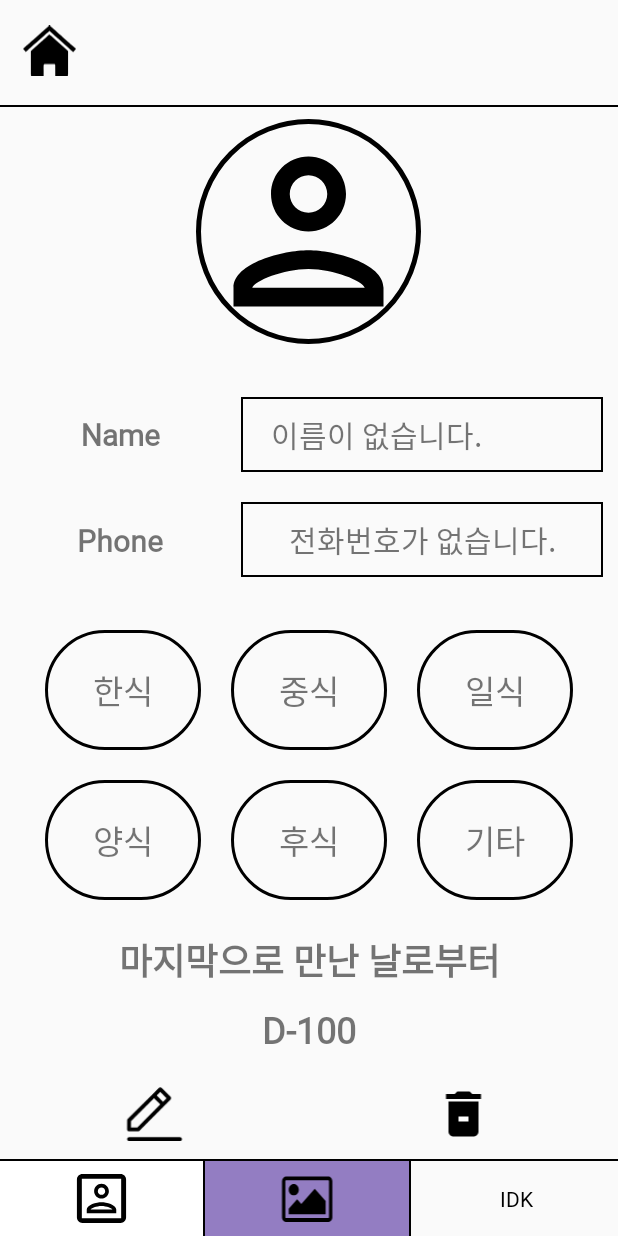
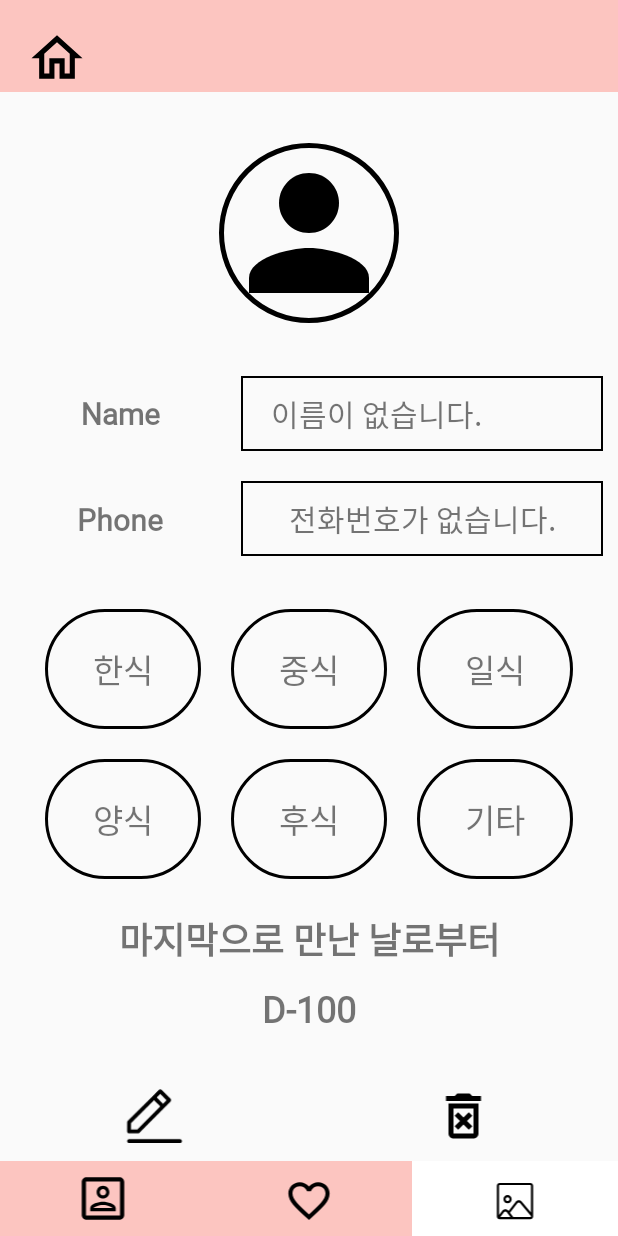
Before and after one commit to editadiary/bapmuksa, an Android app: the ContactDetailActivity screen opened directly, with no data from a screen before it, on a phone screen of 412 x 824 dp. Run offline under Robolectric (Android 15) with nearby library versions, the phone set to English and light mode, and no system bars; our stand-ins replace CircleImageView.

Commit message:
design 하는 중

```diff
--- a/app/src/main/java/com/example/myapplication/Contact/ContactAdapter.java
+++ b/app/src/main/java/com/example/myapplication/Contact/ContactAdapter.java
@@ -1,6 +1,5 @@
 package com.example.myapplication.Contact;
 
-import android.content.Intent;
 import android.view.Gravity;
 import android.view.LayoutInflater;
 import android.view.View;
@@ -41,7 +40,7 @@ public class ContactAdapter extends RecyclerView.Adapter<ContactAdapter.ContactV
 
         @Override
         public void onClick(View v) {
-            listener.onClick(v, getAdapterPosition());
+            listener.onClick(v, getAbsoluteAdapterPosition());
         }
     }
 
--- a/app/src/main/java/com/example/myapplication/TabFragment.java
+++ b/app/src/main/java/com/example/myapplication/TabFragment.java
@@ -24,13 +24,13 @@ public class TabFragment extends Fragment implements View.OnClickListener {
         View view = inflater.inflate(R.layout.tab_fragment, container, false);
         ContactBtn = view.findViewById(R.id.ic_person_square);
         ContactBtn.setOnClickListener(this);
-        if(currentTab == 1) ContactBtn.setBackgroundResource(R.color.color1);
-        else ContactBtn.setBackgroundResource(R.color.white);
+        if(currentTab == 1) ContactBtn.setBackgroundResource(R.color.white);
+        else ContactBtn.setBackgroundResource(R.color.transparent);
 
-        GalleryBtn = view.findViewById(R.id.ic_picture);
+        GalleryBtn = view.findViewById(R.id.ic_gallery);
         GalleryBtn.setOnClickListener(this);
-        if(currentTab == 2) GalleryBtn.setBackgroundResource(R.color.color1);
-        else GalleryBtn.setBackgroundResource(R.color.white);
+        if(currentTab == 2) GalleryBtn.setBackgroundResource(R.color.white);
+        else GalleryBtn.setBackgroundResource(R.color.transparent);
 
         return view;
     }
@@ -47,7 +47,7 @@ public class TabFragment extends Fragment implements View.OnClickListener {
             stack_page.push(1); flag = false;
             intent = new Intent(activity, ContactActivity.class);
         }
-        else if (id == R.id.ic_picture && stack_page.peek() != 2) {
+        else if (id == R.id.ic_gallery && stack_page.peek() != 2) {
             currentTab = 2;
             stack_page.push(2); flag = false;
             intent = new Intent(activity, GalleryMainActivity.class);
--- a/app/src/main/java/com/example/myapplication/TopFragment.java
+++ b/app/src/main/java/com/example/myapplication/TopFragment.java
@@ -23,7 +23,7 @@ public class TopFragment extends Fragment implements View.OnClickListener {
 
         View view = inflater.inflate(R.layout.top_fragment, container, false);
 
-        HomeBtn = view.findViewById(R.id.ic_house);
+        HomeBtn = view.findViewById(R.id.ic_home);
         // PrevBtn = view.findViewById(R.id.ic_left_arrow);
 
         HomeBtn.setOnClickListener(this);
@@ -36,7 +36,7 @@ public class TopFragment extends Fragment implements View.OnClickListener {
         int id = v.getId();
         FragmentActivity activity = getActivity();
 
-        if(id == R.id.ic_house) {
+        if(id == R.id.ic_home) {
             Intent intent;
 
             if(stack_page.peek() == 0) return;
--- a/app/src/main/res/drawable/ic_delete.xml
+++ b/app/src/main/res/drawable/ic_delete.xml
@@ -4,10 +4,7 @@
     android:viewportWidth="24"
     android:viewportHeight="24">
   <path
-      android:pathData="M15.5,4L14.5,3H9.5L8.5,4H5V6H19V4H15.5ZM6,19C6,20.1 6.9,21 8,21H16C17.1,21 18,20.1 18,19V7H6V19Z"
+      android:pathData="M14.5,3L15.5,4H19V6H5V4H8.5L9.5,3H14.5ZM12,12.59L14.12,10.47L15.53,11.88L13.41,14L15.53,16.12L14.12,17.53L12,15.41L9.88,17.53L8.47,16.12L10.59,14L8.46,11.88L9.87,10.47L12,12.59ZM6,19C6,20.1 6.9,21 8,21H16C17.1,21 18,20.1 18,19V7H6V19ZM16,9H8V19H16V9Z"
       android:fillColor="#000000"
       android:fillType="evenOdd"/>
-  <path
-      android:pathData="M10,13H14V15H10V13Z"
-      android:fillColor="#ffffff"/>
 </vector>
--- /dev/null
+++ b/app/src/main/res/drawable/ic_emblemicons_svg_heart.xml
@@ -0,0 +1,10 @@
+<vector xmlns:android="http://schemas.android.com/apk/res/android"
+    android:width="24dp"
+    android:height="24dp"
+    android:viewportWidth="24"
+    android:viewportHeight="24">
+  <path
+      android:pathData="M12,5.881C12.981,4.729 14.484,4 16.05,4C18.822,4 21,6.178 21,8.95C21,12.349 17.945,15.12 13.316,19.317L13.305,19.327L12,20.515L10.695,19.336L10.66,19.304C6.044,15.11 3,12.343 3,8.95C3,6.178 5.178,4 7.95,4C9.516,4 11.019,4.729 12,5.881ZM12,18.085L12.09,17.995C16.374,14.116 19.2,11.551 19.2,8.95C19.2,7.15 17.85,5.8 16.05,5.8C14.664,5.8 13.314,6.691 12.846,7.924H11.163C10.686,6.691 9.336,5.8 7.95,5.8C6.15,5.8 4.8,7.15 4.8,8.95C4.8,11.551 7.626,14.116 11.91,17.995L12,18.085Z"
+      android:fillColor="#000000"
+      android:fillType="evenOdd"/>
+</vector>
--- /dev/null
+++ b/app/src/main/res/drawable/ic_gallery.xml
@@ -0,0 +1,12 @@
+<vector xmlns:android="http://schemas.android.com/apk/res/android"
+    android:width="100dp"
+    android:height="100dp"
+    android:viewportWidth="100"
+    android:viewportHeight="100">
+  <path
+      android:fillColor="#FF000000"
+      android:pathData="M78,18H22c-2.7,0 -5,2.2 -5,5V79c0,2.7 2.2,5 5,5H78c2.7,0 5,-2.2 5,-5V23C83,20.2 80.8,18 78,18zM23.3,80l6.9,-8.9c0.6,-0.7 1.4,-1.1 2.3,-1.1s1.8,0.4 2.3,1.1l6.9,8.9H23.3zM79,79c0,0.5 -0.4,1 -1,1H46.8l-5.9,-7.6l13.7,-17.7c0.5,-0.7 1.4,-1.1 2.2,-1.1c0.9,0 1.7,0.4 2.3,1L79,78.1V79zM79,71.9L62.1,52c-1.4,-1.6 -3.3,-2.5 -5.4,-2.4c-2.1,0 -4,1 -5.3,2.7l-13,16.8L38,68.6c-1.3,-1.7 -3.3,-2.7 -5.5,-2.7s-4.2,1 -5.5,2.7l-6,7.8V23c0,-0.5 0.4,-1 1,-1H78c0.5,0 1,0.4 1,1V71.9z"/>
+  <path
+      android:fillColor="#FF000000"
+      android:pathData="M36.5,40c-4.1,0 -7.5,3.4 -7.5,7.5s3.4,7.5 7.5,7.5s7.5,-3.4 7.5,-7.5S40.6,40 36.5,40zM36.5,51c-1.9,0 -3.5,-1.6 -3.5,-3.5s1.6,-3.5 3.5,-3.5s3.5,1.6 3.5,3.5S38.4,51 36.5,51z"/>
+</vector>
--- /dev/null
+++ b/app/src/main/res/drawable/ic_heart.xml
@@ -0,0 +1,10 @@
+<vector xmlns:android="http://schemas.android.com/apk/res/android"
+    android:width="24dp"
+    android:height="24dp"
+    android:viewportWidth="24"
+    android:viewportHeight="24">
+  <path
+      android:pathData="M12,5.881C12.981,4.729 14.484,4 16.05,4C18.822,4 21,6.178 21,8.95C21,12.349 17.945,15.12 13.316,19.317L13.305,19.327L12,20.515L10.695,19.336L10.66,19.304C6.044,15.11 3,12.343 3,8.95C3,6.178 5.178,4 7.95,4C9.516,4 11.019,4.729 12,5.881ZM12,18.085L12.09,17.995C16.374,14.116 19.2,11.551 19.2,8.95C19.2,7.15 17.85,5.8 16.05,5.8C14.664,5.8 13.314,6.691 12.846,7.924H11.163C10.686,6.691 9.336,5.8 7.95,5.8C6.15,5.8 4.8,7.15 4.8,8.95C4.8,11.551 7.626,14.116 11.91,17.995L12,18.085Z"
+      android:fillColor="#000000"
+      android:fillType="evenOdd"/>
+</vector>
--- /dev/null
+++ b/app/src/main/res/drawable/ic_home.xml
@@ -0,0 +1,10 @@
+<vector xmlns:android="http://schemas.android.com/apk/res/android"
+    android:width="24dp"
+    android:height="24dp"
+    android:viewportWidth="24"
+    android:viewportHeight="24">
+  <path
+      android:pathData="M5.7,12.1H3L12,4L21,12.1H18.3V19.3H12.9V13.9H11.1V19.3H5.7V12.1ZM16.5,10.471L12,6.421L7.5,10.471V17.5H9.3V12.1H14.7V17.5H16.5V10.471Z"
+      android:fillColor="#000000"
+      android:fillType="evenOdd"/>
+</vector>
--- a/app/src/main/res/drawable/ic_house.xml
+++ /dev/null
@@ -1,7 +0,0 @@
-<vector android:height="22.6125dp" android:viewportHeight="1206"
-    android:viewportWidth="1280" android:width="24dp" xmlns:android="http://schemas.android.com/apk/res/android">
-    <path android:fillColor="#000000"
-        android:pathData="M582.8,46c-28.2,25 -141.8,125.6 -252.3,223.5 -110.6,97.8 -216.5,191.7 -235.5,208.5 -19,16.8 -46,40.7 -60,53 -14,12.4 -27.6,24.5 -30.2,27l-4.8,4.5 33,37c18.1,20.3 33.6,36.9 34.3,36.9 0.8,-0.1 60.3,-52.1 132.3,-115.6 377.8,-333.2 438.8,-386.8 439.5,-386.6 0.4,0.2 47,41.3 103.6,91.4 56.5,50.1 184.2,163.1 283.6,251.2 99.4,88.1 181.2,160.2 181.7,160.2 0.5,-0 1.2,-0.5 1.5,-1 0.5,-0.8 1.1,-0.7 2.1,0.1 1.9,1.5 -1,4.5 33.9,-35.1 15.3,-17.3 29.3,-33.1 31.2,-35.1l3.4,-3.6 -83.8,-73.9c-46.1,-40.7 -154.4,-136.3 -240.8,-212.4 -86.3,-76.2 -191.9,-169.3 -234.7,-207l-77.6,-68.5 -4.5,-0 -4.5,-0 -51.4,45.5z" android:strokeColor="#00000000"/>
-    <path android:fillColor="#000000"
-        android:pathData="M570.7,275.9c-36.4,32.2 -137,121.3 -223.5,197.9l-157.2,139.3 0.2,287.2 0.3,287.2 2.2,4.1c1.2,2.3 4.1,5.8 6.4,7.7 8.3,7.2 -2.4,6.7 156.1,6.7l142.8,-0 0.2,-127.3c0.3,-126.6 0.3,-127.2 2.4,-131.7 2.6,-5.8 7.6,-10.8 13.4,-13.4 4.5,-2.1 5.2,-2.1 122.4,-2.4 130.4,-0.3 124.8,-0.5 132.2,6 5.2,4.6 8.1,9.7 9.3,16.3 0.8,4 1.1,45.4 1.1,129.2l0,123.3 148.4,-0.2 148.5,-0.3 3,-2.9c1.7,-1.6 4.5,-6.3 6.3,-10.5l3.3,-7.6 0.2,-286 0.2,-286 -224,-197.5c-127,-112 -224.9,-197.6 -226,-197.6 -1.3,-0.1 -24.7,20 -68.2,58.5z" android:strokeColor="#00000000"/>
-</vector>
--- a/app/src/main/res/drawable/ic_person.xml
+++ b/app/src/main/res/drawable/ic_person.xml
@@ -1,10 +1,12 @@
 <vector xmlns:android="http://schemas.android.com/apk/res/android"
-    android:width="24dp"
-    android:height="24dp"
+    android:width="12dp"
+    android:height="12dp"
     android:viewportWidth="24"
     android:viewportHeight="24">
   <path
-      android:pathData="M12,4C9.79,4 8,5.79 8,8C8,10.21 9.79,12 12,12C14.21,12 16,10.21 16,8C16,5.79 14.21,4 12,4ZM14,8C14,6.9 13.1,6 12,6C10.9,6 10,6.9 10,8C10,9.1 10.9,10 12,10C13.1,10 14,9.1 14,8ZM18,18C17.8,17.29 14.7,16 12,16C9.31,16 6.23,17.28 6,18H18ZM4,18C4,15.34 9.33,14 12,14C14.67,14 20,15.34 20,18V20H4V18Z"
-      android:fillColor="#000000"
-      android:fillType="evenOdd"/>
+      android:pathData="M12,4C9.79,4 8,5.79 8,8C8,10.21 9.79,12 12,12C14.21,12 16,10.21 16,8C16,5.79 14.21,4 12,4Z"
+      android:fillColor="#000000"/>
+  <path
+      android:pathData="M4,18C4,15.34 9.33,14 12,14C14.67,14 20,15.34 20,18V20H4V18Z"
+      android:fillColor="#000000"/>
 </vector>
--- a/app/src/main/res/drawable/ic_picture.xml
+++ /dev/null
@@ -1,9 +0,0 @@
-<vector xmlns:android="http://schemas.android.com/apk/res/android"
-    android:width="24dp"
-    android:height="24dp"
-    android:viewportWidth="149"
-    android:viewportHeight="132">
-  <path
-      android:fillColor="#FF000000"
-      android:pathData="M143.21,105.97c0,6.25 -5.11,11.36 -11.36,11.36H18.2c-6.25,0 -11.36,-5.11 -11.36,-11.36v-86.37c0,-6.25 5.11,-11.36 11.36,-11.36h113.64c6.25,0 11.36,5.11 11.36,11.36V105.97zM18.2,17.33c-1.21,0 -2.27,1.07 -2.27,2.27v86.37c0,1.21 1.07,2.27 2.27,2.27h113.64c1.2,0 2.27,-1.06 2.27,-2.27v-86.37c0,-1.2 -1.07,-2.27 -2.27,-2.27H18.2zM38.66,53.69c-7.53,0 -13.64,-6.11 -13.64,-13.64s6.11,-13.64 13.64,-13.64c7.53,0 13.63,6.11 13.63,13.64S46.19,53.69 38.66,53.69zM125.03,99.15H25.02V85.51l22.73,-22.72l11.36,11.36l36.37,-36.36l29.55,29.55V99.15z"/>
-</vector>
--- a/app/src/main/res/drawable/ic_plus.xml
+++ b/app/src/main/res/drawable/ic_plus.xml
@@ -4,6 +4,10 @@
     android:viewportWidth="24"
     android:viewportHeight="24">
   <path
-      android:pathData="M11,13V20H13V13H20V11H13V4H11V11H4V13H11Z"
+      android:pathData="M11.25,18V12.75H6V11.25H11.25V6H12.75V11.25H18V12.75H12.75V18H11.25Z"
       android:fillColor="#000000"/>
+  <path
+      android:pathData="M22,12C22,17.523 17.523,22 12,22C6.477,22 2,17.523 2,12C2,6.477 6.477,2 12,2C17.523,2 22,6.477 22,12ZM20,12C20,16.418 16.418,20 12,20C7.582,20 4,16.418 4,12C4,7.582 7.582,4 12,4C16.418,4 20,7.582 20,12Z"
+      android:fillColor="#000000"
+      android:fillType="evenOdd"/>
 </vector>
--- a/app/src/main/res/layout/activity_contact_detail.xml
+++ b/app/src/main/res/layout/activity_contact_detail.xml
@@ -28,6 +28,7 @@
             android:layout_width="match_parent"
             android:layout_height="wrap_content"
             android:orientation="vertical"
+            android:layout_marginTop="10dp"
             app:layout_constraintBottom_toTopOf="parent"
             app:layout_constraintTop_toBottomOf="parent"
             app:layout_constraintLeft_toLeftOf="parent"
@@ -35,8 +36,8 @@
 
             <de.hdodenhof.circleimageview.CircleImageView
                 android:id="@+id/ic_person"
-                android:layout_width="150dp"
-                android:layout_height="150dp"
+                android:layout_width="120dp"
+                android:layout_height="120dp"
                 android:layout_gravity="center"
                 android:src="@drawable/ic_person"
                 android:layout_marginTop="15dp"
--- a/app/src/main/res/layout/activity_contact_update.xml
+++ b/app/src/main/res/layout/activity_contact_update.xml
@@ -150,7 +150,7 @@
         android:layout_height="50dp"
         android:layout_marginBottom="15dp"
         android:layout_marginEnd="30dp"
-        android:onClick="addClick"
+        app:tint="@color/color1"
         app:layout_constraintBottom_toTopOf="@id/TabFragment"
         app:layout_constraintRight_toRightOf="parent"
         app:srcCompat="@drawable/ic_check"
--- a/app/src/main/res/layout/contact_fragment.xml
+++ b/app/src/main/res/layout/contact_fragment.xml
@@ -15,6 +15,7 @@
 
         <TextView
             android:id="@+id/contact_item_name"
+            android:fontFamily="@font/binggrae"
             android:layout_width="0dp"
             android:layout_height="60dp"
             android:layout_weight="1"
@@ -25,6 +26,7 @@
 
         <TextView
             android:id="@+id/contact_item_phone"
+            android:fontFamily="@font/binggrae"
             android:layout_width="0dp"
             android:layout_height="60dp"
             android:layout_margin="0dp"
--- a/app/src/main/res/layout/tab_fragment.xml
+++ b/app/src/main/res/layout/tab_fragment.xml
@@ -6,16 +6,6 @@
     android:fontFamily="@font/binggrae"
     >
 
-    <View
-        android:id="@+id/tab_top_line"
-        android:layout_width="0dp"
-        android:layout_height="1.5dp"
-        android:background="@color/black"
-        app:layout_constraintLeft_toLeftOf="parent"
-        app:layout_constraintRight_toRightOf="parent"
-        app:layout_constraintBottom_toTopOf="@+id/tab_fragment_layout"
-        />
-
 
     <LinearLayout
         android:id="@+id/tab_fragment_layout"
@@ -23,6 +13,7 @@
         android:layout_height="50dp"
         android:layout_marginBottom="0dp"
         android:orientation="horizontal"
+        android:background="@color/color4"
         app:layout_constraintBottom_toBottomOf="parent"
         app:layout_constraintLeft_toLeftOf="parent"
         app:layout_constraintRight_toRightOf="parent">
@@ -33,27 +24,24 @@
             android:layout_width="0dp"
             android:layout_height="match_parent"
             android:layout_weight="1"
+            android:paddingTop="8dp"
+            android:paddingBottom="8dp"
+            app:layout_constraintBottom_toBottomOf="parent"
+            app:srcCompat="@drawable/ic_person_square" />
+
+        <ImageView
+            android:id="@+id/ic_heart"
+            android:layout_width="0dp"
+            android:layout_height="match_parent"
+            android:layout_weight="1"
             android:contentDescription="@string/toContact"
-            android:onClick="onClick"
-            android:paddingTop="5dp"
+            android:paddingTop="8dp"
             android:paddingBottom="5dp"
             app:layout_constraintBottom_toBottomOf="parent"
-            app:layout_constraintTop_toBottomOf="@id/tab_top_line"
-            app:layout_constraintRight_toRightOf="@id/tab_line1"
-            app:srcCompat="@drawable/ic_person_square" />
-
-        <View
-            android:id="@+id/tab_line1"
-            android:layout_width="1.5dp"
-            android:layout_height="match_parent"
-            android:background="@color/black"
-            app:layout_constraintTop_toBottomOf="@+id/tab_top_line"
-            app:layout_constraintBottom_toBottomOf="parent"
-            app:layout_constraintRight_toLeftOf="@+id/gallery_button"
-            />
+            app:srcCompat="@drawable/ic_heart" />
 
         <ImageView
-            android:id="@+id/ic_picture"
+            android:id="@+id/ic_gallery"
             android:layout_width="0dp"
             android:layout_height="match_parent"
             android:layout_weight="1"
@@ -62,33 +50,8 @@
             android:paddingTop="8dp"
             android:paddingBottom="5dp"
             app:layout_constraintBottom_toBottomOf="parent"
-            app:layout_constraintTop_toBottomOf="@id/tab_top_line"
-            app:layout_constraintRight_toRightOf="@id/tab_line2"
-            app:srcCompat="@drawable/ic_picture" />
+            app:srcCompat="@drawable/ic_gallery" />
 
-        <View
-            android:id="@+id/tab_line2"
-            android:layout_width="1.5dp"
-            android:layout_height="match_parent"
-            android:background="@color/black"
-            app:layout_constraintTop_toBottomOf="@+id/tab_top_line"
-            app:layout_constraintBottom_toTopOf="parent"
-            app:layout_constraintRight_toLeftOf="@+id/IDK_button"
-            />
 
-        <Button
-            android:id="@+id/IDK_button"
-            android:fontFamily="@font/binggrae"
-            style="?android:attr/borderlessButtonStyle"
-            android:layout_width="0dp"
-            android:layout_height="match_parent"
-            android:layout_marginStart="2dp"
-            android:layout_weight="1"
-            android:background="@color/transparent"
-            android:scaleX="1"
-            android:scaleY="1"
-            android:text="@string/idk"
-            android:textColor="@color/black"
-            app:layout_constraintLeft_toRightOf="@id/tab_line2" />
     </LinearLayout>
 </androidx.constraintlayout.widget.ConstraintLayout>
--- a/app/src/main/res/layout/top_fragment.xml
+++ b/app/src/main/res/layout/top_fragment.xml
@@ -4,18 +4,25 @@
     android:layout_height="match_parent"
     xmlns:app="http://schemas.android.com/apk/res-auto">
 
+    <androidx.appcompat.widget.LinearLayoutCompat
+        android:layout_width="match_parent"
+        android:layout_height="wrap_content"
+        app:layout_constraintStart_toStartOf="parent"
+        app:layout_constraintTop_toTopOf="parent"
+        android:background="@color/color4"
+        >
         <!-- house icon -->
         <ImageView
-        android:id="@+id/ic_house"
-        android:layout_width="35dp"
-        android:layout_height="35dp"
+            android:id="@+id/ic_home"
+            android:layout_width="45dp"
+            android:layout_height="45dp"
             android:layout_marginStart="15dp"
             android:layout_marginTop="16dp"
             android:contentDescription="@string/tohome"
             android:onClick="toHome"
             app:layout_constraintStart_toStartOf="parent"
             app:layout_constraintTop_toTopOf="parent"
-        app:srcCompat="@drawable/ic_house" />
+            app:srcCompat="@drawable/ic_home" />
 
         <!--
         <ImageView
@@ -30,15 +37,6 @@
             app:srcCompat="@drawable/ic_left_arrow"
             />
             -->
-    <!-- Home 구분선 -->
-    <View
-        android:id="@+id/line1"
-        android:layout_width="0dp"
-        android:layout_height="1.5dp"
-        android:layout_marginTop="70dp"
-        android:background="@color/black"
-        app:layout_constraintHorizontal_bias="0.0"
-        app:layout_constraintLeft_toLeftOf="parent"
-        app:layout_constraintRight_toRightOf="parent"
-        app:layout_constraintTop_toTopOf="parent"/>
+    </androidx.appcompat.widget.LinearLayoutCompat>
+
 </androidx.constraintlayout.widget.ConstraintLayout>
--- a/app/src/main/res/values/colors.xml
+++ b/app/src/main/res/values/colors.xml
@@ -14,6 +14,8 @@
     <color name="color2">#C689C6</color>
     <color name="color3">#E8A0BF</color>
     <color name="color4">#FCC5C0</color>
+    <color name="color5">#C99D99</color>
+    <color name="color6">#FFDAC1</color>
 
     <!-- food color -->
     <color name="korean">#FFE6E6</color> <!-- 한식 -->
```
Lines whose indentation alone changed are shown as unchanged.
